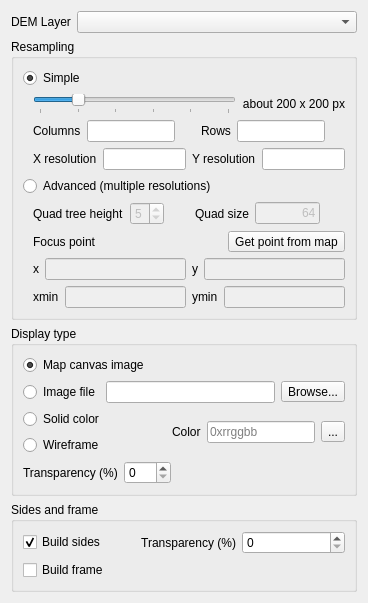
The window that ui/demproperties.ui (minorua/Qgis2threejs) describes before a commit, drawn with Qt 5.
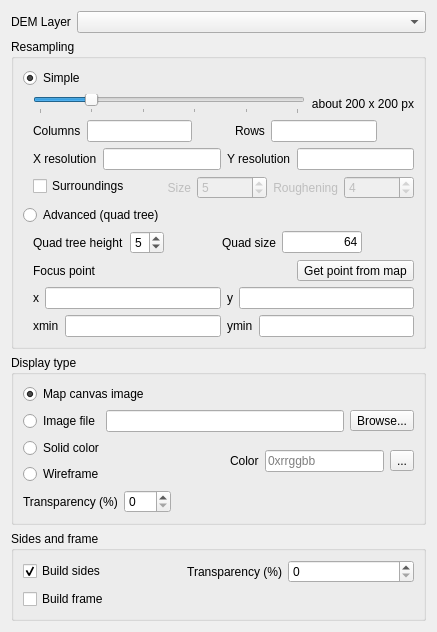
The same window after the commit.

Commit message: add surroundings option to simple resampling mode

The edit to the form file:
```diff
--- a/ui/demproperties.ui
+++ b/ui/demproperties.ui
@@ -6,7 +6,7 @@
    <rect>
     <x>0</x>
     <y>0</y>
-    <width>368</width>
+    <width>437</width>
     <height>598</height>
    </rect>
   </property>
@@ -213,12 +213,122 @@
             </item>
            </layout>
           </item>
+          <item>
+           <layout class="QFormLayout" name="formLayout_Surroundings">
+            <property name="sizeConstraint">
+             <enum>QLayout::SetMaximumSize</enum>
+            </property>
+            <property name="formAlignment">
+             <set>Qt::AlignLeading|Qt::AlignLeft|Qt::AlignTop</set>
+            </property>
+            <item row="1" column="0">
+             <widget class="QCheckBox" name="checkBox_Surroundings">
+              <property name="text">
+               <string>Surroundings</string>
+              </property>
+             </widget>
+            </item>
+            <item row="1" column="1">
+             <layout class="QHBoxLayout" name="horizontalLayout_Surroundings">
+              <item>
+               <spacer name="horizontalSpacer_6">
+                <property name="orientation">
+                 <enum>Qt::Horizontal</enum>
+                </property>
+                <property name="sizeHint" stdset="0">
+                 <size>
+                  <width>40</width>
+                  <height>20</height>
+                 </size>
+                </property>
+               </spacer>
+              </item>
+              <item>
+               <widget class="QLabel" name="label_2">
+                <property name="enabled">
+                 <bool>false</bool>
+                </property>
+                <property name="text">
+                 <string>Size</string>
+                </property>
+                <property name="alignment">
+                 <set>Qt::AlignRight|Qt::AlignTrailing|Qt::AlignVCenter</set>
+                </property>
+               </widget>
+              </item>
+              <item>
+               <widget class="QSpinBox" name="spinBox_Size">
+                <property name="enabled">
+                 <bool>false</bool>
+                </property>
+                <property name="minimumSize">
+                 <size>
+                  <width>70</width>
+                  <height>0</height>
+                 </size>
+                </property>
+                <property name="minimum">
+                 <number>3</number>
+                </property>
+                <property name="maximum">
+                 <number>9</number>
+                </property>
+                <property name="singleStep">
+                 <number>2</number>
+                </property>
+                <property name="value">
+                 <number>5</number>
+                </property>
+               </widget>
+              </item>
+              <item>
+               <widget class="QLabel" name="label_3">
+                <property name="enabled">
+                 <bool>false</bool>
+                </property>
+                <property name="text">
+                 <string>Roughening</string>
+                </property>
+                <property name="alignment">
+                 <set>Qt::AlignRight|Qt::AlignTrailing|Qt::AlignVCenter</set>
+                </property>
+               </widget>
+              </item>
+              <item>
+               <widget class="QSpinBox" name="spinBox_Roughening">
+                <property name="enabled">
+                 <bool>false</bool>
+                </property>
+                <property name="minimumSize">
+                 <size>
+                  <width>70</width>
+                  <height>0</height>
+                 </size>
+                </property>
+                <property name="minimum">
+                 <number>2</number>
+                </property>
+                <property name="maximum">
+                 <number>64</number>
+                </property>
+                <property name="singleStep">
+                 <number>4</number>
+                </property>
+                <property name="value">
+                 <number>4</number>
+                </property>
+               </widget>
+              </item>
+             </layout>
+            </item>
+           </layout>
+          </item>
          </layout>
         </item>
         <item row="2" column="0">
          <widget class="QRadioButton" name="radioButton_Advanced">
           <property name="text">
-           <string>Advanced (multiple resolutions)</string>
+           <string>Advanced (quad tree)</string>
           </property>
          </widget>
         </item>
@@ -249,7 +359,7 @@
             <item>
              <widget class="QSpinBox" name="spinBox_Height">
               <property name="enabled">
-               <bool>false</bool>
+               <bool>true</bool>
               </property>
               <property name="minimum">
                <number>1</number>
@@ -285,7 +395,7 @@
             <item>
              <widget class="QLineEdit" name="lineEdit">
               <property name="enabled">
-               <bool>false</bool>
+               <bool>true</bool>
               </property>
               <property name="sizePolicy">
                <sizepolicy hsizetype="Preferred" vsizetype="Fixed">
@@ -305,6 +415,9 @@
               <property name="alignment">
                <set>Qt::AlignRight|Qt::AlignTrailing|Qt::AlignVCenter</set>
               </property>
+              <property name="readOnly">
+               <bool>true</bool>
+              </property>
              </widget>
             </item>
             <item>
@@ -352,7 +465,7 @@
             <item>
              <widget class="QLineEdit" name="lineEdit_xmax">
               <property name="enabled">
-               <bool>false</bool>
+               <bool>true</bool>
               </property>
               <property name="inputMethodHints">
                <set>Qt::ImhDigitsOnly</set>
@@ -372,7 +485,7 @@
             <item>
              <widget class="QLineEdit" name="lineEdit_ymax">
               <property name="enabled">
-               <bool>false</bool>
+               <bool>true</bool>
               </property>
               <property name="inputMethodHints">
                <set>Qt::ImhDigitsOnly</set>
@@ -399,7 +512,7 @@
             <item>
              <widget class="QLineEdit" name="lineEdit_xmin">
               <property name="enabled">
-               <bool>false</bool>
+               <bool>true</bool>
               </property>
               <property name="inputMethodHints">
                <set>Qt::ImhDigitsOnly</set>
@@ -419,7 +532,7 @@
             <item>
              <widget class="QLineEdit" name="lineEdit_ymin">
               <property name="enabled">
-               <bool>false</bool>
+               <bool>true</bool>
               </property>
               <property name="inputMethodHints">
                <set>Qt::ImhDigitsOnly</set>
```
Left out of the diff: 2 changed lines with no effect on the pictures. The commit also changes 3 other files.
